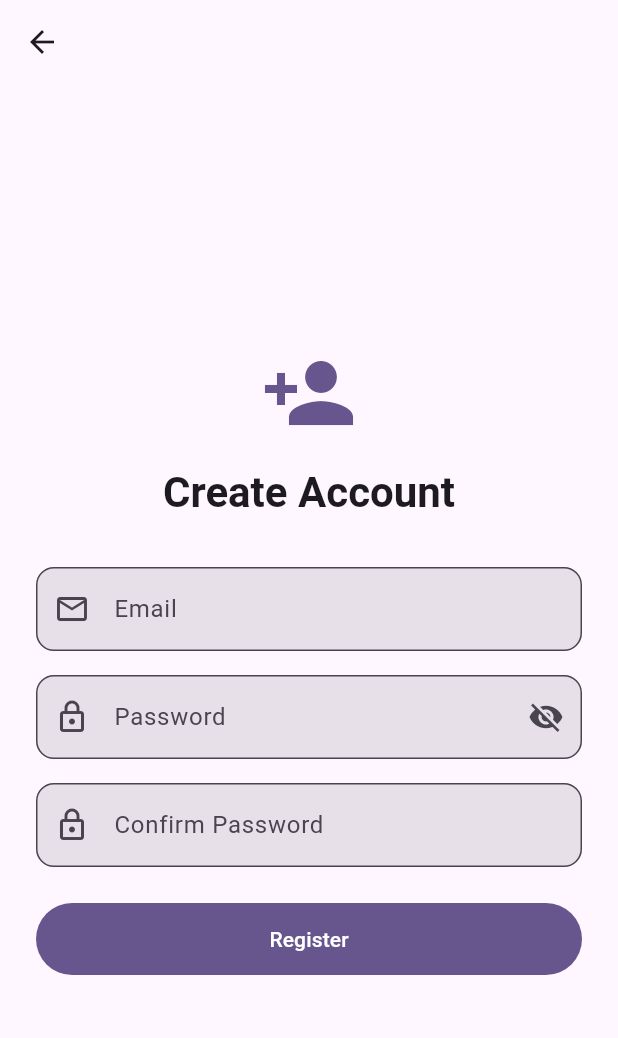
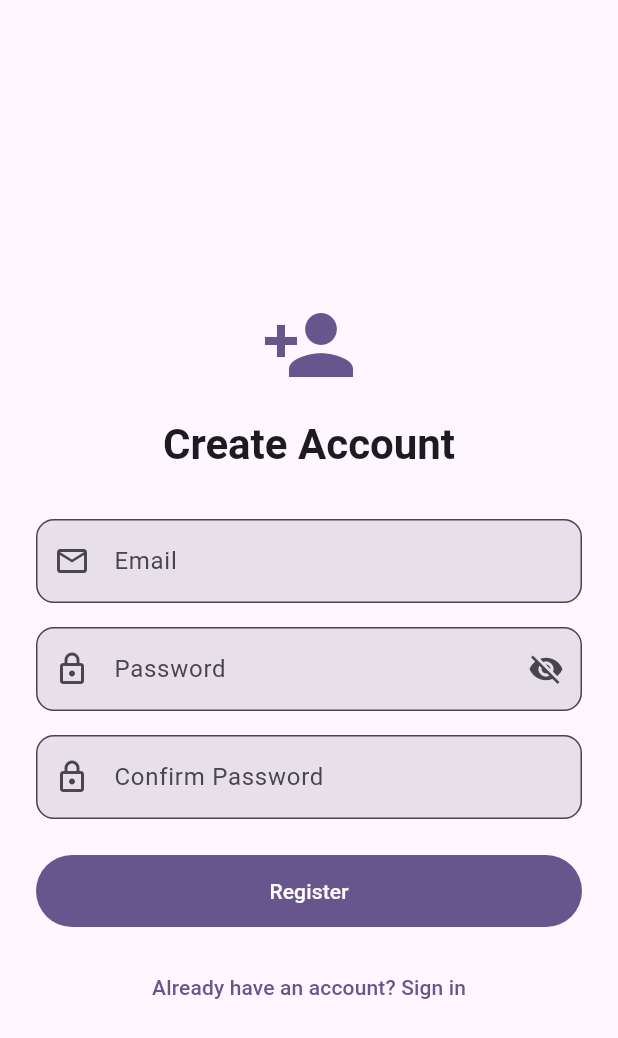
Before and after one commit to engEugene/alu-intern, a Flutter app: the screen it shows after launch, after a tap on "Sign In", after a tap on "Don't have an account? Register", on a phone screen of 412 x 824 dp. Shown: the top 1038 px of the screen. Run offline on Flutter 3.47's test engine with Material 3 defaults, Android fonts, the phone set to English and light mode, and no system bars; our stand-ins replace firebase_auth, firebase_core, flutter_riverpod, go_router; accounts and stored records are empty.

Commit message:
install go router and proper auth guard navigation after login and signup

```diff
--- /dev/null
+++ b/lib/core/router.dart
@@ -0,0 +1,32 @@
+import 'package:flutter_riverpod/flutter_riverpod.dart';
+import 'package:go_router/go_router.dart';
+
+import '../features/auth/providers/auth_provider.dart';
+import '../features/auth/screens/login_screen.dart';
+import '../features/auth/screens/register_screen.dart';
+import '../features/dashboard/screens/dashboard_screen.dart';
+
+final routerProvider = Provider<GoRouter>((ref) {
+  final authState = ref.watch(authProvider);
+
+  return GoRouter(
+    initialLocation: '/login',
+    redirect: (context, state) {
+      final isLoggedIn = authState.status == AuthStatus.authenticated;
+      final path = state.matchedLocation;
+
+      if (isLoggedIn && (path == '/login' || path == '/register')) {
+        return '/';
+      }
+      if (!isLoggedIn && path == '/') {
+        return '/login';
+      }
+      return null;
+    },
+    routes: [
+      GoRoute(path: '/', builder: (_, _) => const DashboardScreen()),
+      GoRoute(path: '/login', builder: (_, _) => const LoginScreen()),
+      GoRoute(path: '/register', builder: (_, _) => const RegisterScreen()),
+    ],
+  );
+});
--- a/lib/features/auth/providers/auth_provider.dart
+++ b/lib/features/auth/providers/auth_provider.dart
@@ -63,6 +63,7 @@ final class AuthNotifier extends Notifier<AuthState> {
         email: email,
         password: password,
       );
+      await FirebaseAuth.instance.signOut();
     } on FirebaseAuthException catch (e) {
       state = state.copyWith(isLoading: false, error: _mapAuthError(e));
     } catch (e) {
--- a/lib/features/auth/screens/login_screen.dart
+++ b/lib/features/auth/screens/login_screen.dart
@@ -1,8 +1,8 @@
 import 'package:flutter/material.dart';
 import 'package:flutter_riverpod/flutter_riverpod.dart';
+import 'package:go_router/go_router.dart';
 
 import '../providers/auth_provider.dart';
-import 'register_screen.dart';
 
 final class LoginScreen extends ConsumerStatefulWidget {
   const LoginScreen({super.key});
@@ -38,10 +38,11 @@ final class _LoginScreenState extends ConsumerState<LoginScreen> {
     final theme = Theme.of(context);
 
     ref.listen(authProvider, (_, next) {
-      if (next.error != null) {
+      final error = next.error;
+      if (error != null) {
         ScaffoldMessenger.of(context)
           ..hideCurrentSnackBar()
-          ..showSnackBar(SnackBar(content: Text(next.error!)));
+          ..showSnackBar(SnackBar(content: Text(error)));
         ref.read(authProvider.notifier).clearError();
       }
     });
@@ -105,9 +106,7 @@ final class _LoginScreenState extends ConsumerState<LoginScreen> {
                   ),
                   const SizedBox(height: 16),
                   TextButton(
-                    onPressed: () => Navigator.of(context).push(
-                      MaterialPageRoute(builder: (_) => const RegisterScreen()),
-                    ),
+                    onPressed: () => context.go('/register'),
                     child: const Text("Don't have an account? Register"),
                   ),
                 ],
--- a/lib/features/auth/screens/register_screen.dart
+++ b/lib/features/auth/screens/register_screen.dart
@@ -1,5 +1,6 @@
 import 'package:flutter/material.dart';
 import 'package:flutter_riverpod/flutter_riverpod.dart';
+import 'package:go_router/go_router.dart';
 
 import '../providers/auth_provider.dart';
 
@@ -39,10 +40,11 @@ final class _RegisterScreenState extends ConsumerState<RegisterScreen> {
     final theme = Theme.of(context);
 
     ref.listen(authProvider, (_, next) {
-      if (next.error != null) {
+      final error = next.error;
+      if (error != null) {
         ScaffoldMessenger.of(context)
           ..hideCurrentSnackBar()
-          ..showSnackBar(SnackBar(content: Text(next.error!)));
+          ..showSnackBar(SnackBar(content: Text(error)));
         ref.read(authProvider.notifier).clearError();
       }
     });
@@ -118,6 +120,11 @@ final class _RegisterScreenState extends ConsumerState<RegisterScreen> {
                           : const Text('Register'),
                     ),
                   ),
+                  const SizedBox(height: 16),
+                  TextButton(
+                    onPressed: () => context.go('/login'),
+                    child: const Text('Already have an account? Sign in'),
+                  ),
                 ],
               ),
             ),
--- a/lib/main.dart
+++ b/lib/main.dart
@@ -2,10 +2,8 @@ import 'package:firebase_core/firebase_core.dart';
 import 'package:flutter/material.dart';
 import 'package:flutter_riverpod/flutter_riverpod.dart';
 
+import 'core/router.dart';
 import 'core/theme.dart';
-import 'features/auth/providers/auth_provider.dart';
-import 'features/auth/screens/login_screen.dart';
-import 'features/dashboard/screens/dashboard_screen.dart';
 import 'firebase_options.dart';
 
 void main() async {
@@ -16,42 +14,18 @@ void main() async {
   runApp(const ProviderScope(child: VentureConnect()));
 }
 
-final class VentureConnect extends StatelessWidget {
+final class VentureConnect extends ConsumerWidget {
   const VentureConnect({super.key});
 
   @override
-  Widget build(BuildContext context) {
-    return MaterialApp(
+  Widget build(BuildContext context, WidgetRef ref) {
+    final router = ref.watch(routerProvider);
+
+    return MaterialApp.router(
       title: 'VentureConnect',
       debugShowCheckedModeBanner: false,
       theme: AppTheme.light,
-      home: const AuthGate(),
+      routerConfig: router,
     );
   }
 }
-
-final class AuthGate extends ConsumerWidget {
-  const AuthGate({super.key});
-
-  @override
-  Widget build(BuildContext context, WidgetRef ref) {
-    final state = ref.watch(authProvider);
-
-    return switch (state.status) {
-      AuthStatus.uninitialized => const _Splash(),
-      AuthStatus.authenticated => const DashboardScreen(),
-      AuthStatus.unauthenticated => const LoginScreen(),
-    };
-  }
-}
-
-final class _Splash extends StatelessWidget {
-  const _Splash();
-
-  @override
-  Widget build(BuildContext context) {
-    return const Scaffold(
-      body: Center(child: CircularProgressIndicator()),
-    );
-  }
-}
--- a/pubspec.yaml
+++ b/pubspec.yaml
@@ -41,9 +41,11 @@ dependencies:
   cloud_firestore: ^6.6.0
   firebase_storage: ^13.4.3
 
+  # Navigation
+  go_router: ^17.3.0
+
   # State Management
   flutter_riverpod: ^3.3.2
-  go_router: ^17.3.0
 
 dev_dependencies:
   flutter_test:
```
